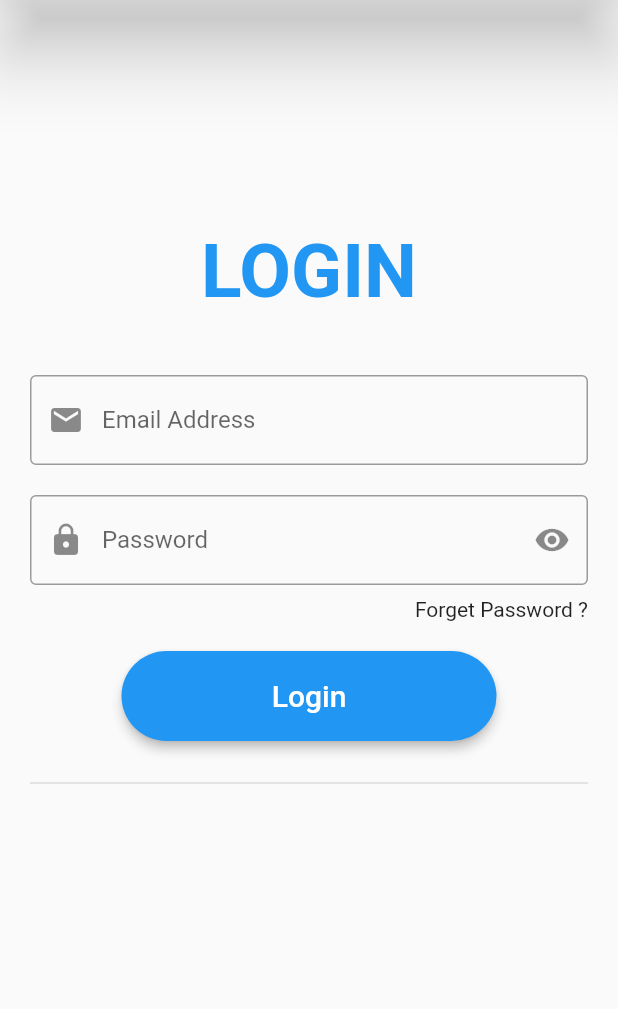
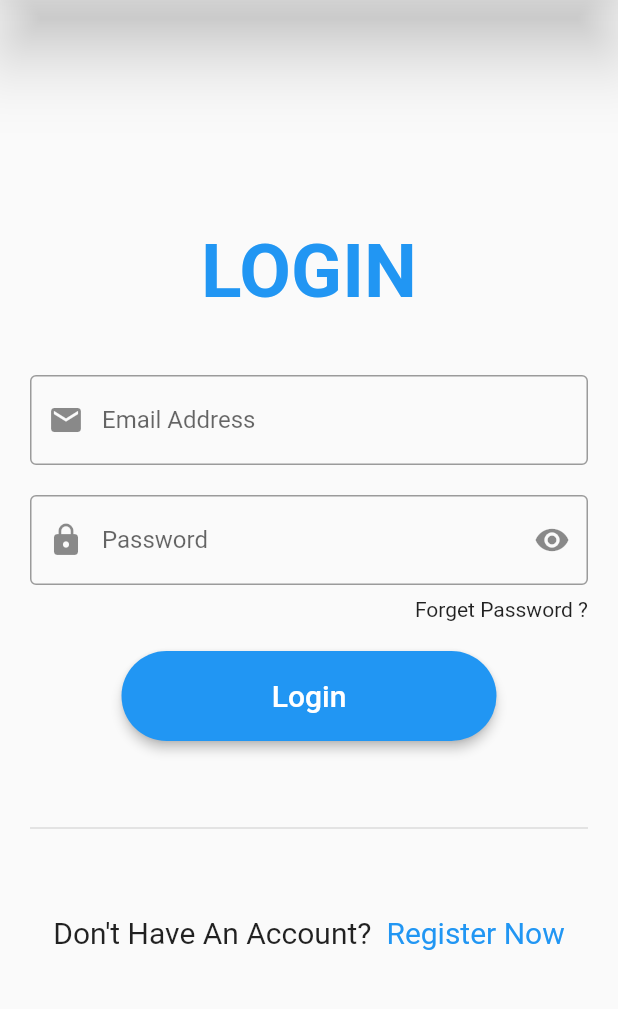
Before and after one commit to royalhacks01/FlutterDesign, a Flutter app: the screen it shows after launch, on a phone screen of 412 x 824 dp, the part 84-1093 px from its top. Run offline on Flutter 3.47's test engine with Material 2 defaults, Android fonts, the light colour scheme and no system bars.

Commit message:
git commit

```diff
--- a/lib/app/design/design3.dart
+++ b/lib/app/design/design3.dart
@@ -92,11 +92,33 @@ class design3 extends StatelessWidget {
                 ),
               ),
               Padding(
-                padding: EdgeInsets.symmetric(horizontal: 20),
+                padding: EdgeInsets.only(top: 30, bottom: 30, right: 20, left: 20),
                 child: Divider(
                   thickness: 1.0,
                 ),
-              )
+              ),
+              Row(
+                mainAxisAlignment: MainAxisAlignment.center,
+                children: <Widget>[
+                  Padding(
+                    padding: const EdgeInsets.only(top: 20),
+                    child: Text("Don't Have An Account?",
+                      style: TextStyle(
+                        fontSize: 20,
+                      ),
+                    ),
+                  ),
+                  Padding(
+                    padding: const EdgeInsets.only(top: 20, left: 10),
+                    child: Text("Register Now",
+                      style: TextStyle(
+                        fontSize: 20,
+                        color: Colors.blue,
+                      ),
+                    ),
+                  ),
+                ],
+              ),
             ],
         ),
       ),
```
